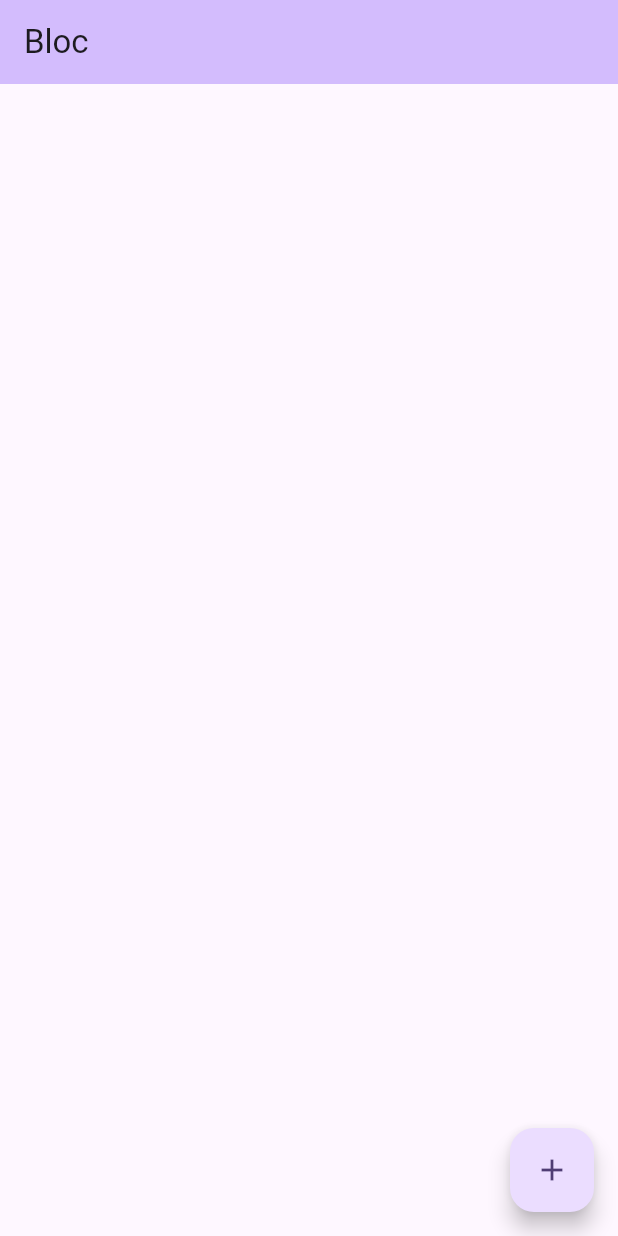
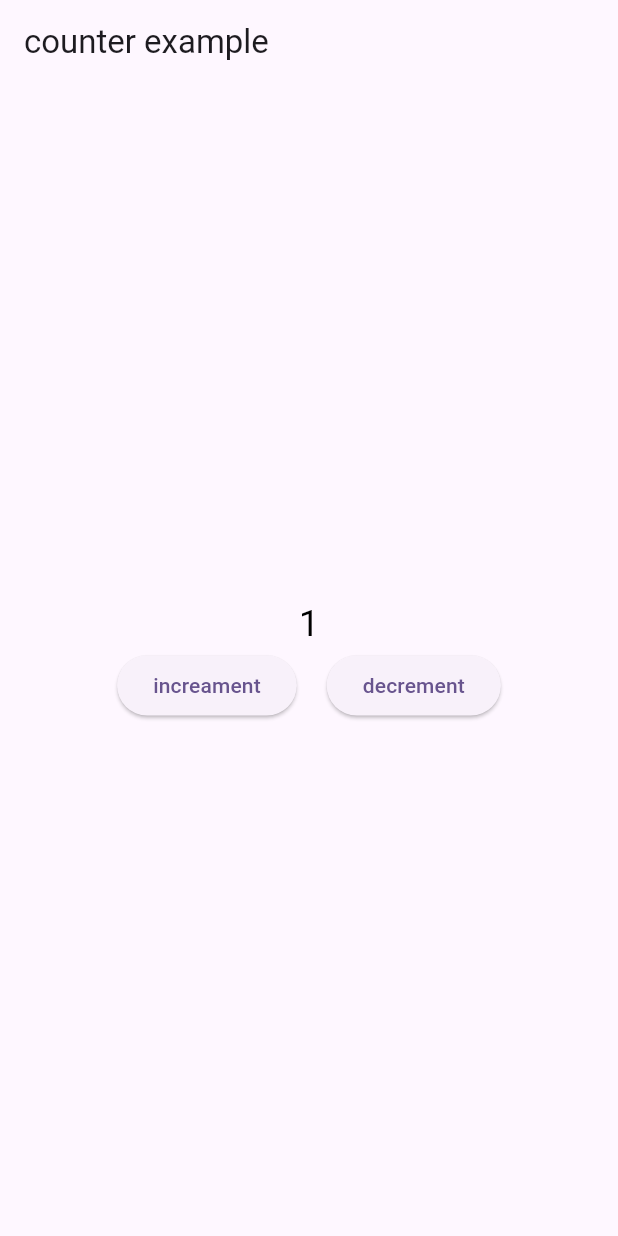
Before and after one commit to Hasnainhai/movie_app, a Flutter app: the screen it shows after launch, on a phone screen of 412 x 824 dp. Run offline on Flutter 3.47's test engine with Material 3 defaults, Android fonts, the phone set to English and light mode, and no system bars; our stand-ins replace bloc, equatable, flutter_bloc.

Commit message:
create a counter app with bloc

```diff
--- /dev/null
+++ b/lib/bloc/counter_bloc.dart
@@ -0,0 +1,17 @@
+import 'package:bloc/bloc.dart';
+import 'package:bloc_movie_app/bloc/counter_event.dart';
+import 'package:bloc_movie_app/bloc/counter_state.dart';
+
+class CounterBloc extends Bloc<CounterEvent, CounterState> {
+  CounterBloc() : super(const CounterState()) {
+    on<IncrementCounter>(_increment);
+    on<DecrementCounter>(_decrement);
+  }
+  void _increment(IncrementCounter event, Emitter<CounterState> emit) {
+    emit(state.copyWith(count: state.count + 1));
+  }
+
+  void _decrement(DecrementCounter event, Emitter<CounterState> emit) {
+    emit(state.copyWith(count: state.count - 1));
+  }
+}
--- /dev/null
+++ b/lib/bloc/counter_event.dart
@@ -0,0 +1,12 @@
+import 'package:equatable/equatable.dart';
+
+abstract class CounterEvent extends Equatable {
+  const CounterEvent();
+
+  @override
+  List<Object> get props => [];
+}
+
+class IncrementCounter extends CounterEvent {}
+
+class DecrementCounter extends CounterEvent {}
--- /dev/null
+++ b/lib/bloc/counter_state.dart
@@ -0,0 +1,15 @@
+import 'package:equatable/equatable.dart';
+
+class CounterState extends Equatable {
+  const CounterState({this.count = 1});
+  final int count;
+
+  //second create a copywith fun
+  CounterState copyWith({int? count}) {
+    return CounterState(count: count ?? this.count);
+  }
+
+  // first from Equitable class
+  @override
+  List<Object?> get props => [count];
+}
--- a/lib/main.dart
+++ b/lib/main.dart
@@ -1,5 +1,8 @@
-import 'package:equatable/equatable.dart';
+import 'package:bloc_movie_app/bloc/counter_bloc.dart';
 import 'package:flutter/material.dart';
+import 'package:flutter_bloc/flutter_bloc.dart';
+
+import 'ui/counter_screen.dart';
 
 void main() {
   runApp(const MyApp());
@@ -7,58 +10,38 @@ void main() {
 
 class MyApp extends StatelessWidget {
   const MyApp({super.key});
-
-  // This widget is the root of your application.
   @override
   Widget build(BuildContext context) {
-    return MaterialApp(
-      title: 'Bloc Demo',
-      theme: ThemeData(
-        colorScheme: ColorScheme.fromSeed(seedColor: Colors.deepPurple),
-        useMaterial3: true,
-      ),
-      home: const MyHomePage(),
-    );
-  }
-}
-
-class MyHomePage extends StatefulWidget {
-  const MyHomePage({
-    super.key,
-  });
-
-  @override
-  State<MyHomePage> createState() => _MyHomePageState();
-}
-
-class _MyHomePageState extends State<MyHomePage> {
-  @override
-  Widget build(BuildContext context) {
-    return Scaffold(
-      appBar: AppBar(
-        backgroundColor: Theme.of(context).colorScheme.inversePrimary,
-        title: const Text('Bloc'),
-      ),
-      body: Container(),
-      floatingActionButton: FloatingActionButton(
-        onPressed: () {
-          final student = Student(studentName: 'hasnain', studentAge: 21);
-          final student1 = Student(studentName: 'hasnain', studentAge: 21);
-          print(student == student1);
-          print(student.hashCode.toString());
-          print(student1.hashCode.toString());
-        },
-        child: const Icon(Icons.add),
+    return BlocProvider(
+      create: (_) => CounterBloc(),
+      child: MaterialApp(
+        title: 'Bloc Demo',
+        theme: ThemeData(
+          colorScheme: ColorScheme.fromSeed(seedColor: Colors.deepPurple),
+          useMaterial3: true,
+        ),
+        home: const CounterScreen(),
       ),
     );
   }
 }
 
-class Student extends Equatable {
-  final String studentName;
-  final int studentAge;
-  Student({required this.studentName, required this.studentAge});
 
-  @override
-  List<Object?> get props => [studentName, studentAge];
-}
+   // final student = Student(studentName: 'hasnain', studentAge: 21);
+          // final student1 = Student(studentName: 'hasnain', studentAge: 21);
+          // print(student == student1);
+          // print(student.hashCode.toString());
+          // print(student1.hashCode.toString());
+
+
+
+
+
+// class Student extends Equatable {
+//   final String studentName;
+//   final int studentAge;
+//   const Student({required this.studentName, required this.studentAge});
+
+//   @override
+//   List<Object?> get props => [studentName, studentAge];
+// }
--- /dev/null
+++ b/lib/ui/counter_screen.dart
@@ -0,0 +1,54 @@
+import 'package:bloc_movie_app/bloc/counter_bloc.dart';
+import 'package:bloc_movie_app/bloc/counter_event.dart';
+import 'package:bloc_movie_app/bloc/counter_state.dart';
+import 'package:flutter/material.dart';
+import 'package:flutter_bloc/flutter_bloc.dart';
+
+class CounterScreen extends StatefulWidget {
+  const CounterScreen({super.key});
+
+  @override
+  State<CounterScreen> createState() => _CounterScreenState();
+}
+
+class _CounterScreenState extends State<CounterScreen> {
+  @override
+  Widget build(BuildContext context) {
+    return Scaffold(
+      appBar: AppBar(
+        title: const Text('counter example'),
+      ),
+      body: Column(
+        mainAxisAlignment: MainAxisAlignment.center,
+        crossAxisAlignment: CrossAxisAlignment.center,
+        children: [
+          BlocBuilder<CounterBloc, CounterState>(builder: (context, state) {
+            return Center(
+              child: Text(
+                state.count.toString(),
+                style: const TextStyle(fontSize: 24, color: Colors.black),
+              ),
+            );
+          }),
+          Row(
+            mainAxisAlignment: MainAxisAlignment.center,
+            crossAxisAlignment: CrossAxisAlignment.center,
+            children: [
+              ElevatedButton(
+                  onPressed: () {
+                    context.read<CounterBloc>().add(IncrementCounter());
+                  },
+                  child: const Text('increament')),
+              const SizedBox(width: 20),
+              ElevatedButton(
+                  onPressed: () {
+                    context.read<CounterBloc>().add(DecrementCounter());
+                  },
+                  child: const Text('decrement')),
+            ],
+          ),
+        ],
+      ),
+    );
+  }
+}
--- a/pubspec.yaml
+++ b/pubspec.yaml
@@ -36,6 +36,8 @@ dependencies:
   # Use with the CupertinoIcons class for iOS style icons.
   cupertino_icons: ^1.0.8
   equatable: ^2.0.5
+  flutter_bloc: ^8.1.6
+  bloc: ^8.1.4
 
 dev_dependencies:
   flutter_test:
```
Also changed, not shown: pubspec.lock.
